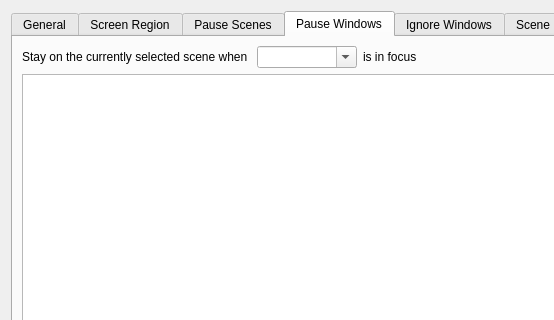
Above: forms/advanced-scene-switcher.ui from WarmUpTill/SceneSwitcher before the change; both pictures show x 0 to 554 and y 0 to 320 of the 749 by 438 pixel window. Below: the same form after it.
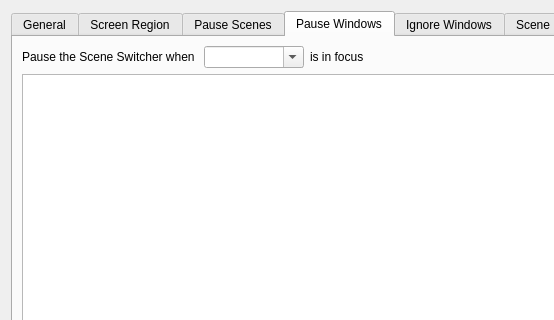
That is the form after the change. The open tabs and pages were chosen to show the change.

Commit message: pause window label text change

```diff
--- a/forms/advanced-scene-switcher.ui
+++ b/forms/advanced-scene-switcher.ui
@@ -574,7 +574,7 @@
          <item>
           <widget class="QLabel" name="label_14">
            <property name="text">
-            <string>Stay on the currently selected scene when </string>
+            <string>Pause the Scene Switcher when </string>
            </property>
           </widget>
          </item>
```
Left out of the diff: 14 changed lines with no effect on the pictures.
